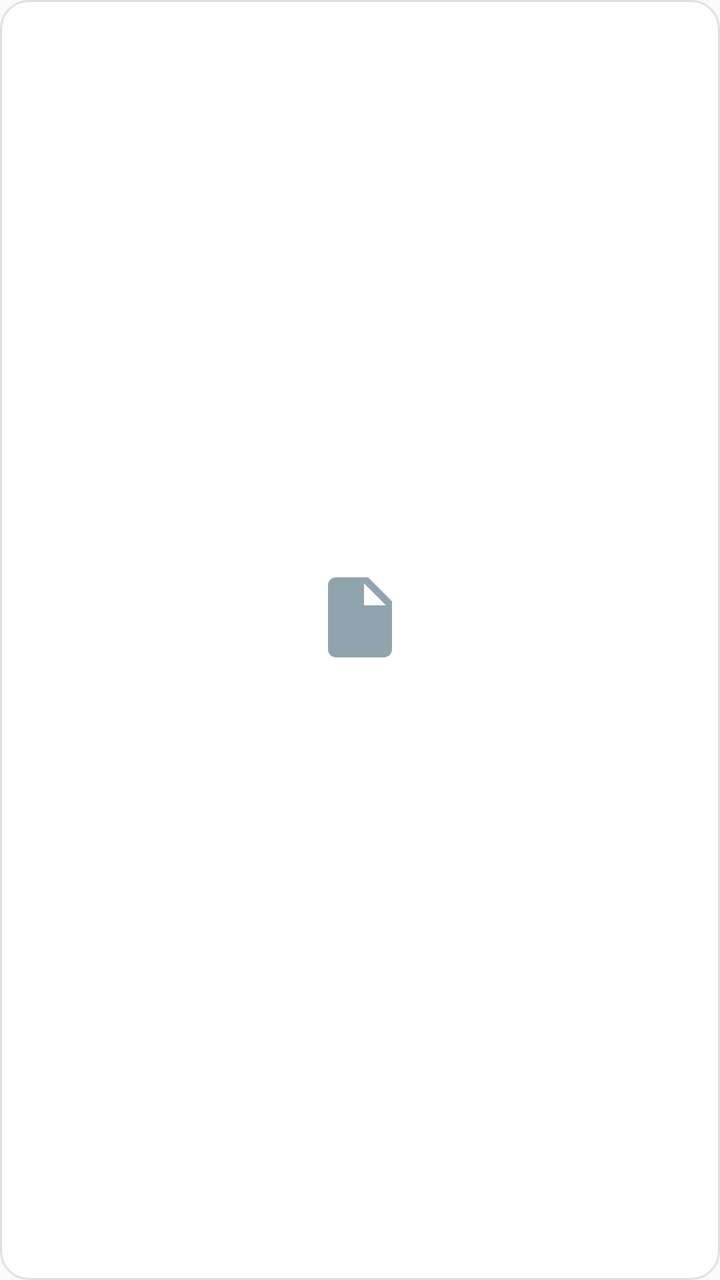
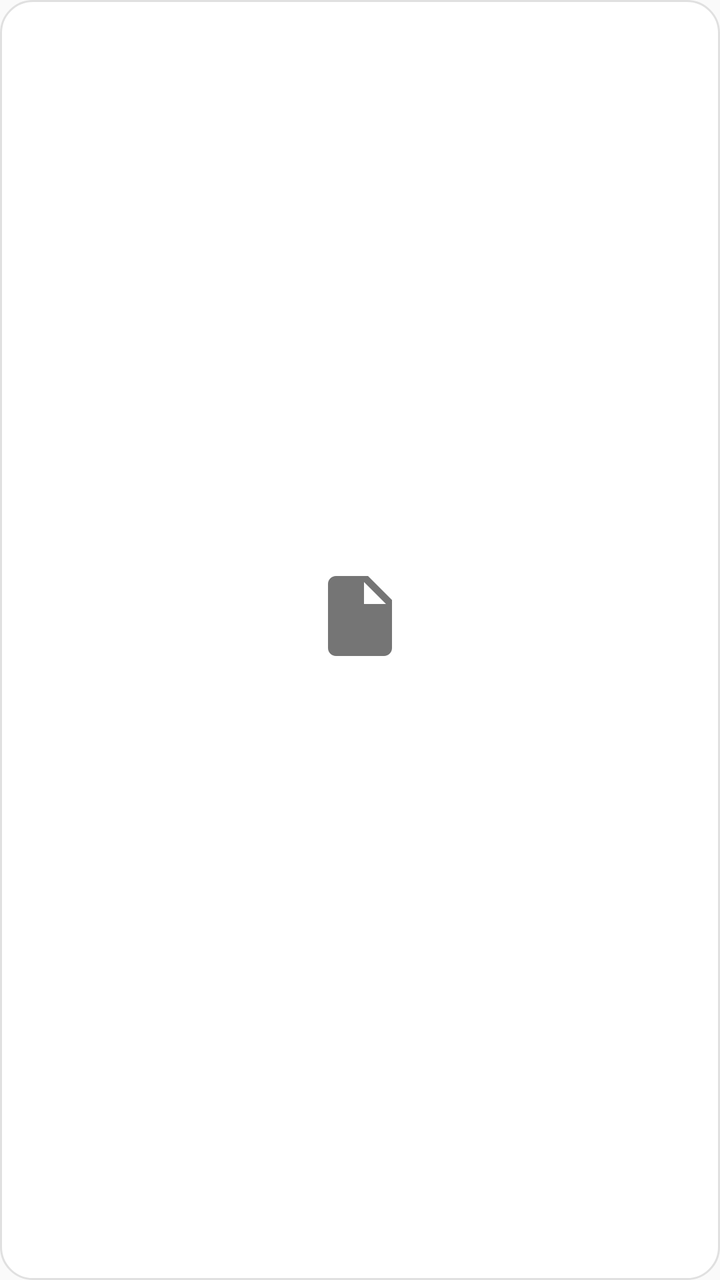

Before-and-after screenshots of an Android layout around one commit, followed by the original layout XML and the change that was made.
<!-- AndroidManifest.xml: application theme android:Theme.Material.Light.NoActionBar -->
<!-- res/layout/item_file_grid.xml -->
<?xml version="1.0" encoding="utf-8"?>
<LinearLayout xmlns:android="http://schemas.android.com/apk/res/android"
    android:layout_width="match_parent"
    android:layout_height="110dp"
    android:background="@drawable/bg_card"
    android:gravity="center"
    android:orientation="vertical"
    android:padding="8dp">

    <ImageView
        android:id="@+id/iv_file_icon"
        android:layout_width="48dp"
        android:layout_height="48dp"
        android:src="@drawable/ic_file" />

    <TextView
        android:id="@+id/tv_file_name"
        android:layout_width="match_parent"
        android:layout_height="wrap_content"
        android:layout_marginTop="6dp"
        android:ellipsize="middle"
        android:gravity="center"
        android:maxLines="2"
        android:textColor="@color/text_primary"
        android:textSize="12sp" />

</LinearLayout>
<!-- resources referenced by this layout -->
<resources>
  <color name="text_primary">#202124</color>
  <!-- drawable bg_card (drawable) -->
  <?xml version="1.0" encoding="utf-8"?>
  <shape xmlns:android="http://schemas.android.com/apk/res/android"
      android:shape="rectangle">
      <solid android:color="#FFFFFF" />
      <corners android:radius="14dp" />
      <stroke
          android:width="1dp"
          android:color="#E0E0E0" />
  </shape>
  <!-- drawable ic_file (drawable) -->
  <vector xmlns:android="http://schemas.android.com/apk/res/android"
      android:width="48dp"
      android:height="48dp"
      android:viewportWidth="24"
      android:viewportHeight="24">
      <path
          android:fillColor="#90A4AE"
          android:pathData="M6,2C4.9,2 4,2.9 4,4V20C4,21.1 4.9,22 6,22H18C19.1,22 20,21.1 20,20V8L14,2H6ZM13,9V3.5L18.5,9H13Z" />
  </vector>
</resources>

<!-- the commit's change to res/layout/item_file_grid.xml (unified diff, before → after) -->
@@ -1,11 +1,11 @@
 <?xml version="1.0" encoding="utf-8"?>
 <LinearLayout xmlns:android="http://schemas.android.com/apk/res/android"
     android:layout_width="match_parent"
-    android:layout_height="110dp"
+    android:layout_height="120dp"
     android:background="@drawable/bg_card"
     android:gravity="center"
     android:orientation="vertical"
-    android:padding="8dp">
+    android:padding="10dp">
 
     <ImageView
         android:id="@+id/iv_file_icon"
@@ -22,6 +22,6 @@
         android:gravity="center"
         android:maxLines="2"
         android:textColor="@color/text_primary"
-        android:textSize="12sp" />
+        android:textSize="13sp" />
 
 </LinearLayout>
<!-- resource entries referenced after the edit -->
@@ -5,8 +5,8 @@
   <?xml version="1.0" encoding="utf-8"?>
   <shape xmlns:android="http://schemas.android.com/apk/res/android"
       android:shape="rectangle">
-      <solid android:color="#FFFFFF" />
-      <corners android:radius="14dp" />
+      <solid android:color="@color/card_bg" />
+      <corners android:radius="16dp" />
       <stroke
           android:width="1dp"
           android:color="#E0E0E0" />
@@ -18,8 +18,9 @@
       android:viewportWidth="24"
       android:viewportHeight="24">
       <path
-          android:fillColor="#90A4AE"
+          android:fillColor="#757575"
           android:pathData="M6,2C4.9,2 4,2.9 4,4V20C4,21.1 4.9,22 6,22H18C19.1,22 20,21.1 20,20V8L14,2H6ZM13,9V3.5L18.5,9H13Z" />
   </vector>
+  <color name="card_bg">#FFFFFF</color>
 </resources>
 
